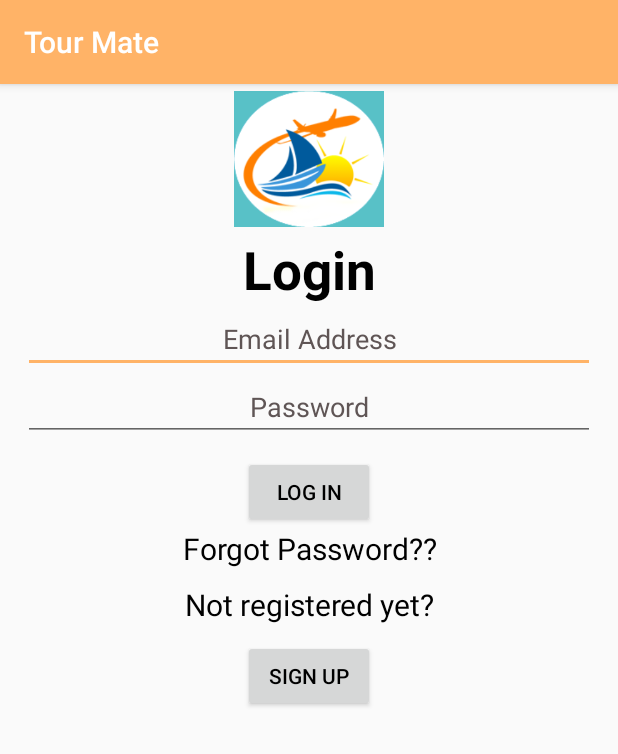
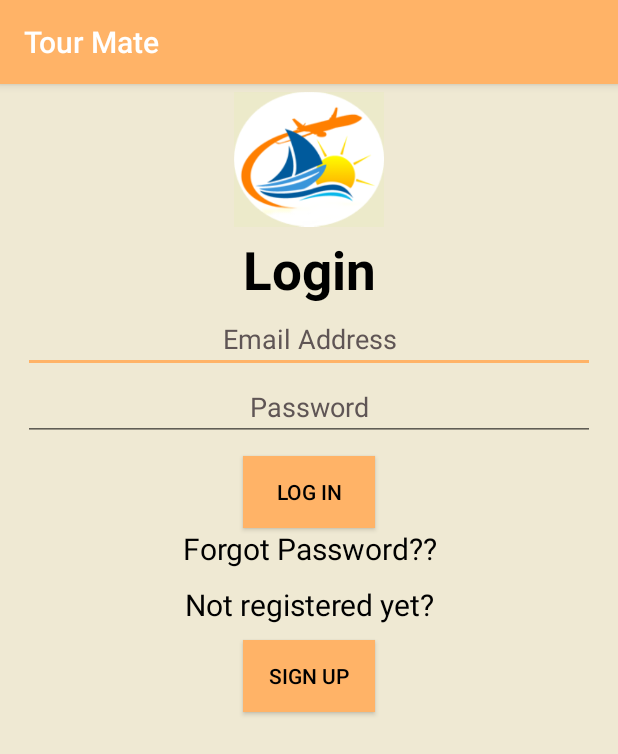
Before and after one commit to jannatsuha/Project3-Tour-mate-, an Android app: the screen it shows after launch (Login), on a phone screen of 412 x 824 dp. Shown: the top 754 px of the screen. Run offline under Robolectric (Android 15) with nearby library versions, the phone set to English and light mode, and no system bars; our stand-ins replace Firebase (no records; nobody signed in at launch, a user with empty details on screens opened directly).

Commit message:
Fifth Version

```diff
--- /dev/null
+++ b/app/src/main/java/com/group/avengers/tourmate/EventPicture.java
@@ -0,0 +1,4 @@
+package com.group.avengers.tourmate;
+
+public class EventPicture {
+}
--- a/app/src/main/java/com/group/avengers/tourmate/Fragments/EventRegisterFragment.java
+++ b/app/src/main/java/com/group/avengers/tourmate/Fragments/EventRegisterFragment.java
@@ -2,6 +2,7 @@ package com.group.avengers.tourmate.Fragments;
 
 
 import android.app.DatePickerDialog;
+import android.content.Intent;
 import android.os.Bundle;
 import android.support.v4.app.Fragment;
 import android.util.Log;
--- a/app/src/main/res/layout/activity_login.xml
+++ b/app/src/main/res/layout/activity_login.xml
@@ -4,6 +4,7 @@
     xmlns:tools="http://schemas.android.com/tools"
     android:layout_width="match_parent"
     android:orientation="vertical"
+    android:background="#efe9d3"
     android:layout_height="match_parent"
     tools:context=".Login">
 
@@ -12,7 +13,7 @@
         android:id="@+id/imageView"
         android:layout_width="100dp"
         android:layout_height="100dp"
-        app:srcCompat="@drawable/logo222" />
+        app:srcCompat="@drawable/logo1111" />
 
     <TextView
         android:textSize="35sp"
@@ -58,6 +59,7 @@
         android:layout_marginTop="10dp"
         android:layout_gravity="center"
         android:text="log in"
+        android:background="@color/colorPrimary"
         android:layout_width="wrap_content"
         android:layout_height="wrap_content" />
     <TextView
@@ -79,6 +81,7 @@
         android:layout_width="match_parent"
         android:layout_height="wrap_content" />
     <Button
+        android:background="@color/colorPrimary"
         android:onClick="signUp"
         android:id="@+id/btnSignup"
         android:textColor="#000"
--- a/app/src/main/res/layout/activity_signup.xml
+++ b/app/src/main/res/layout/activity_signup.xml
@@ -4,6 +4,7 @@
     xmlns:tools="http://schemas.android.com/tools"
     android:layout_width="match_parent"
     android:orientation="vertical"
+    android:background="#efe9d3"
     android:layout_height="match_parent"
     tools:context=".Signup">
 
@@ -76,6 +77,7 @@
         android:layout_height="wrap_content"
         android:layout_gravity="center"
         android:text="Register"
+        android:background="@color/colorPrimary"
         android:layout_marginTop="15dp"
         />
 
```
Also changed, not shown: app/src/main/java/com/group/avengers/tourmate/Fragments/EventDetailsFragment.java (added, +74 -0 lines), app/src/main/res/drawable/logo1111.png (added).
